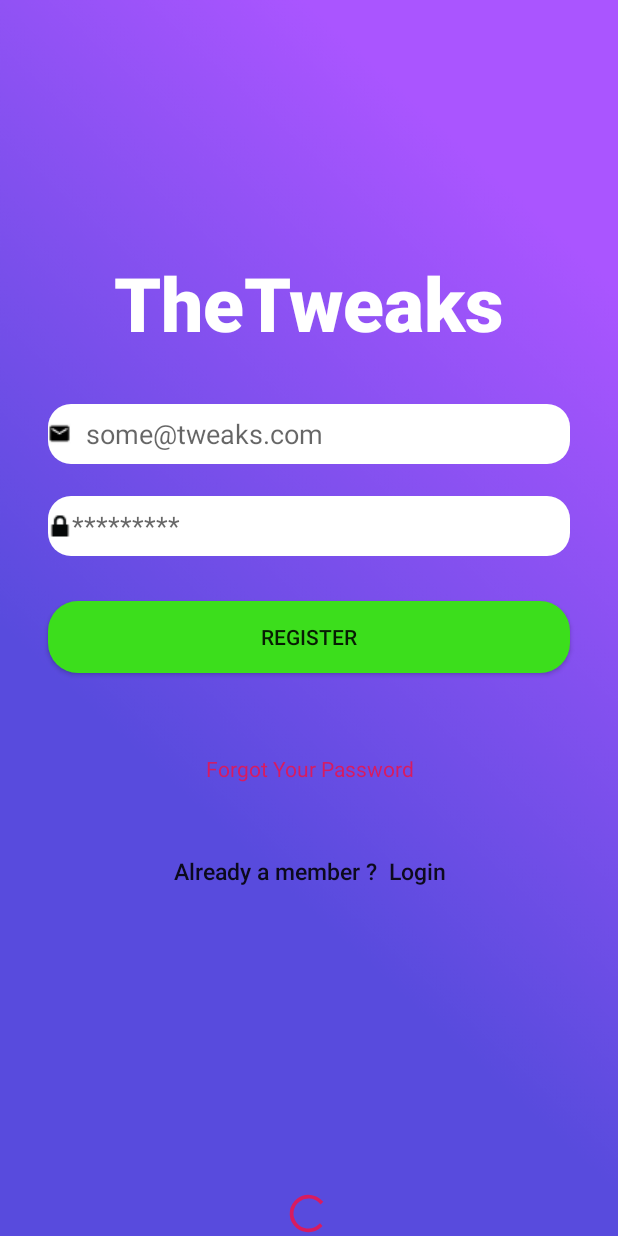
After one commit to snt4589/TheTWeaks, an Android app: the SignupActivity screen opened directly, with no data from a screen before it, on a phone screen of 412 x 824 dp. The commit adds this screen. Run offline under Robolectric (Android 15) with nearby library versions, the phone set to English and light mode, and no system bars; our stand-ins replace Firebase (no records; nobody signed in at launch, a user with empty details on screens opened directly).

Commit message:
Added Login,Signup and Reset Password via email functionality

```diff
--- a/app/build.gradle
+++ b/app/build.gradle
@@ -3,6 +3,7 @@ apply plugin: 'com.android.application'
 apply plugin: 'kotlin-android'
 
 apply plugin: 'kotlin-android-extensions'
+apply plugin: 'com.google.gms.google-services'
 
 android {
     compileSdkVersion 28
@@ -28,6 +29,7 @@ dependencies {
     implementation 'com.android.support:appcompat-v7:28.0.0'
     implementation 'com.android.support.constraint:constraint-layout:1.1.3'
     implementation 'com.android.support:design:28.0.0'
+    implementation 'com.google.firebase:firebase-auth:16.0.3'
     testImplementation 'junit:junit:4.12'
     androidTestImplementation 'com.android.support.test:runner:1.0.2'
     androidTestImplementation 'com.android.support.test.espresso:espresso-core:3.0.2'
--- a/app/src/main/java/com/thetweaks/snt/thetweaks/Activities/MainActivity.kt
+++ b/app/src/main/java/com/thetweaks/snt/thetweaks/Activities/MainActivity.kt
@@ -6,8 +6,11 @@ import com.thetweaks.snt.thetweaks.R
 
 class MainActivity : AppCompatActivity() {
 
+
     override fun onCreate(savedInstanceState: Bundle?) {
         super.onCreate(savedInstanceState)
         setContentView(R.layout.activity_main)
     }
+
+
 }
--- /dev/null
+++ b/app/src/main/java/com/thetweaks/snt/thetweaks/Activities/SignupActivity.java
@@ -0,0 +1,104 @@
+package com.thetweaks.snt.thetweaks.Activities;
+
+import android.content.Intent;
+import android.os.Bundle;
+import android.support.annotation.NonNull;
+import android.support.design.widget.FloatingActionButton;
+import android.support.design.widget.Snackbar;
+import android.support.v7.app.AppCompatActivity;
+import android.support.v7.widget.Toolbar;
+import android.text.TextUtils;
+import android.view.View;
+import android.widget.Button;
+import android.widget.EditText;
+import android.widget.ProgressBar;
+import android.widget.Toast;
+import com.google.android.gms.tasks.OnCompleteListener;
+import com.google.android.gms.tasks.Task;
+import com.google.firebase.auth.AuthResult;
+import com.google.firebase.auth.FirebaseAuth;
+import com.thetweaks.snt.thetweaks.R;
+
+public class SignupActivity extends AppCompatActivity {
+
+    private EditText inputEmail, inputPassword;
+    private Button btnSignIn, btnSignUp, btnResetPassword;
+    //private ProgressBar progBar;
+    private FirebaseAuth auth;
+
+    @Override
+    protected void onCreate(Bundle savedInstanceState) {
+        super.onCreate(savedInstanceState);
+        setContentView(R.layout.activity_signup);
+
+        auth = FirebaseAuth.getInstance();
+
+        btnSignIn = (Button) findViewById(R.id.sign_in_button);
+        btnSignUp = (Button) findViewById(R.id.sign_up_button);
+        inputEmail = (EditText) findViewById(R.id.email);
+        inputPassword = (EditText) findViewById(R.id.password);
+        //progBar = (ProgressBar) findViewById(R.id.progressBar);
+        btnResetPassword = (Button) findViewById(R.id.btn_reset_password);
+
+        btnResetPassword.setOnClickListener(new View.OnClickListener() {
+            @Override
+          public void onClick(View v) {
+                //startActivity(new Intent(SignupActivity.this, ResetPasswordActivity.class));
+            }
+        });
+
+        btnSignIn.setOnClickListener(new View.OnClickListener() {
+            @Override
+            public void onClick(View v) {
+                finish();
+            }
+        });
+
+        btnSignUp.setOnClickListener(new View.OnClickListener(){
+            @Override
+            public void onClick(View v) {
+
+                String email = inputEmail.getText().toString().trim();
+                String password = inputPassword.getText().toString().trim();
+
+                if (TextUtils.isEmpty(email)) {
+                    Toast.makeText(getApplicationContext(), "Enter email adress!", Toast.LENGTH_SHORT).show();
+                    return;
+                }
+
+                if (TextUtils.isEmpty(password)) {
+                    Toast.makeText(getApplicationContext(), "Enter password!", Toast.LENGTH_SHORT).show();
+                    return;
+                }
+
+                if (password.length() < 6) {
+                    Toast.makeText(getApplicationContext(), "Enter minimum 6 charcters long password", Toast.LENGTH_SHORT).show();
+                    return;
+                }
+
+                //create user
+                auth.createUserWithEmailAndPassword(email, password)
+                        .addOnCompleteListener(SignupActivity.this, new OnCompleteListener<AuthResult>() {
+                            @Override
+                            public void onComplete(@NonNull Task<AuthResult> task) {
+                                Toast.makeText(SignupActivity.this, "createUserWithEmail:OnCommplete" + task.isSuccessful(), Toast.LENGTH_SHORT).show();
+
+                                if (!task.isSuccessful()) {
+                                    Toast.makeText(SignupActivity.this, "Authentication Failed" + task.getException(), Toast.LENGTH_SHORT).show();
+                                } else {
+                                    startActivity(new Intent(SignupActivity.this, LoginActivity.class));
+                                    finish();
+                                }
+                            }
+                        });
+            }
+
+        });
+    }
+
+    @Override
+    protected void onResume() {
+        super.onResume();
+    }
+
+}
--- a/app/src/main/java/com/thetweaks/snt/thetweaks/Activities/community.java
+++ b/app/src/main/java/com/thetweaks/snt/thetweaks/Activities/community.java
@@ -4,6 +4,8 @@ import android.support.design.widget.TabLayout;
 import android.support.v4.view.ViewPager;
 import android.support.v7.app.AppCompatActivity;
 import android.os.Bundle;
+import com.google.firebase.auth.FirebaseAuth;
+import com.google.firebase.auth.FirebaseUser;
 import com.thetweaks.snt.thetweaks.Communityclasses.FragmentPopular;
 import com.thetweaks.snt.thetweaks.Communityclasses.communityAdapter;
 import com.thetweaks.snt.thetweaks.Communityclasses.fragmentCommunity;
--- /dev/null
+++ b/app/src/main/res/layout/activity_signup.xml
@@ -0,0 +1,128 @@
+<?xml version="1.0" encoding="utf-8"?>
+<FrameLayout
+        xmlns:android="http://schemas.android.com/apk/res/android"
+        xmlns:app="http://schemas.android.com/apk/res-auto"
+        xmlns:tools="http://schemas.android.com/tools"
+        android:layout_width="match_parent"
+        android:layout_height="match_parent"
+        android:background="@drawable/background"
+        tools:context=".Activities.SignupActivity">
+    <android.support.constraint.ConstraintLayout android:layout_width="match_parent"
+                                                 android:layout_height="match_parent">
+
+        <RelativeLayout
+                android:layout_width="match_parent"
+                android:layout_height="60dp" app:layout_constraintEnd_toEndOf="parent"
+                android:layout_marginTop="25dp" app:layout_constraintTop_toBottomOf="@+id/maintext"
+                android:id="@+id/relativeLayoutsignup"
+
+        >
+
+            <EditText
+                    android:layout_width="match_parent"
+                    android:layout_height="40dp"
+                    android:background="@drawable/edit_text"
+                    android:ems="10"
+                    app:layout_constraintStart_toStartOf="parent"
+                    android:drawableLeft="@drawable/mail"
+                    android:drawablePadding="10dp"
+                    app:layout_constraintEnd_toEndOf="parent"
+                    android:id="@+id/email"
+                    android:layout_marginLeft="32dp"
+                    android:layout_marginStart="32dp"
+                    android:layout_marginEnd="32dp"
+                    android:layout_marginRight="32dp"
+                    android:hint="some@tweaks.com"
+                    app:layout_constraintHorizontal_bias="0.0"
+                    tools:layout_editor_absoluteY="276dp"
+                    android:inputType="textEmailAddress"
+                    android:layout_alignParentBottom="true"
+                    android:layout_marginBottom="11dp"/>
+        </RelativeLayout>
+        <RelativeLayout
+                android:layout_width="match_parent"
+                android:layout_height="60dp"
+                tools:layout_editor_absoluteX="0dp"
+                app:layout_constraintTop_toBottomOf="@+id/relativeLayoutsignup"
+                android:id="@+id/relativeLayout2"
+        >
+
+            <EditText
+                    android:layout_width="match_parent"
+                    android:layout_height="40dp"
+                    android:inputType="textWebPassword"
+                    android:background="@drawable/edit_text"
+                    android:ems="10"
+                    app:layout_constraintStart_toStartOf="parent"
+                    android:drawableLeft="@drawable/lock"
+                    app:layout_constraintEnd_toEndOf="parent"
+                    android:id="@+id/password"
+                    android:layout_marginLeft="32dp"
+                    android:layout_marginStart="32dp"
+                    android:layout_marginEnd="32dp"
+                    android:layout_marginRight="32dp"
+                    android:hint="*********"
+                    app:layout_constraintHorizontal_bias="0.0"
+                    tools:layout_editor_absoluteY="333dp"
+                    android:layout_alignParentBottom="true"
+                    android:layout_marginBottom="10dp"/>
+        </RelativeLayout>
+        <TextView
+                android:text="TheTweaks"
+                android:layout_width="wrap_content"
+                android:layout_height="wrap_content"
+                app:layout_constraintStart_toStartOf="parent"
+                app:layout_constraintEnd_toEndOf="parent"
+                android:id="@+id/maintext"
+                android:textSize="50sp"
+                app:fontFamily="sans-serif-black"
+
+                android:textColor="#ffff" android:layout_marginTop="168dp" app:layout_constraintTop_toTopOf="parent"/>
+        <Button
+                android:text="Register"
+                android:layout_width="0dp"
+                android:layout_height="wrap_content"
+                app:layout_constraintStart_toStartOf="parent"
+                app:layout_constraintEnd_toEndOf="parent"
+                android:id="@+id/sign_up_button"
+                android:background="@drawable/button_edit"
+
+                app:layout_constraintHorizontal_bias="0.0"
+                android:layout_marginLeft="32dp"
+                android:layout_marginStart="32dp"
+                android:layout_marginEnd="32dp"
+                android:layout_marginRight="32dp"
+                app:layout_constraintTop_toBottomOf="@+id/relativeLayout2"
+                android:layout_marginTop="20dp"/>
+
+        <Button android:layout_width="fill_parent"
+                android:layout_height="wrap_content"
+                app:layout_constraintTop_toBottomOf="@+id/sign_up_button"
+                style="@style/Base.TextAppearance.AppCompat.Small"
+                android:layout_marginTop="40dp"
+                android:text="Forgot Your Password"
+                android:textAllCaps="false"
+                android:background="@null"
+                android:textColor="@color/colorAccent"
+                android:id="@+id/btn_reset_password"/>
+
+        <Button android:layout_width="fill_parent"
+                android:layout_height="wrap_content"
+                app:layout_constraintTop_toBottomOf="@+id/btn_reset_password"
+                android:layout_marginTop="20dp"
+                android:background="@null"
+                android:text="Already a member ?  Login"
+                android:textAllCaps="false"
+                android:id="@+id/sign_in_button"
+                android:textSize="15dp"
+                />
+
+    </android.support.constraint.ConstraintLayout>
+    <ProgressBar android:layout_width="30dp"
+                 android:layout_height="30dp"
+                 android:id="@+id/progressBar"
+                 android:layout_gravity="bottom|center"
+                 app:layout_constraintTop_toBottomOf="@+id/sign_in_button"/>
+
+
+</FrameLayout>
--- a/app/src/main/res/values/strings.xml
+++ b/app/src/main/res/values/strings.xml
@@ -15,4 +15,5 @@
     <string name="tab_text_3">Tab 3</string>
     <string name="action_settings">Settings</string>
     <string name="section_format">Hello World from section: %1$d</string>
+    <string name="title_activity_signup">activity_signup</string>
 </resources>
--- a/build.gradle
+++ b/build.gradle
@@ -9,6 +9,7 @@ buildscript {
     dependencies {
         classpath 'com.android.tools.build:gradle:3.2.1'
         classpath "org.jetbrains.kotlin:kotlin-gradle-plugin:$kotlin_version"
+        classpath 'com.google.gms:google-services:4.1.0'
 
         // NOTE: Do not place your application dependencies here; they belong
         // in the individual module build.gradle files
```
Also changed, not shown: app/src/main/AndroidManifest.xml (+8 -6 lines), app/src/main/java/com/thetweaks/snt/thetweaks/Activities/LoginActivity.java (+77 -44 lines), app/src/main/java/com/thetweaks/snt/thetweaks/Activities/ProfileActivity.java (+19 -3 lines), app/src/main/java/com/thetweaks/snt/thetweaks/ResetPasswordActivity.java (added, +64 -0 lines), app/src/main/res/layout/activity_login.xml (+22 -14 lines), app/src/main/res/layout/activity_reset_password.xml (added, +90 -0 lines).
